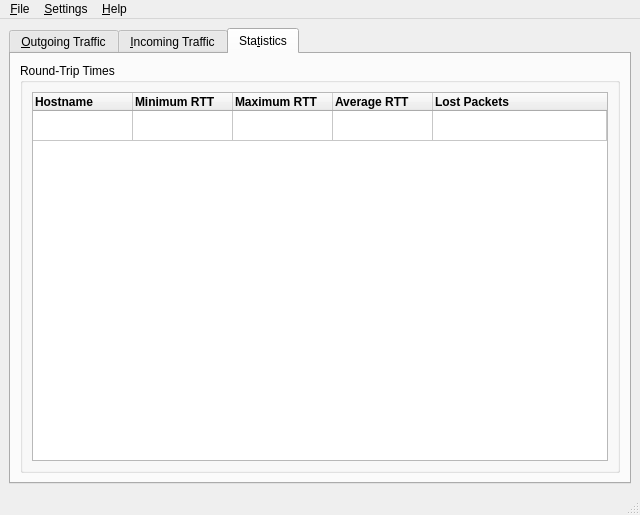
Haenisch/MIDI-over-LAN, file midi_over_lan/gui/qt/main_window.ui: the form before one commit.
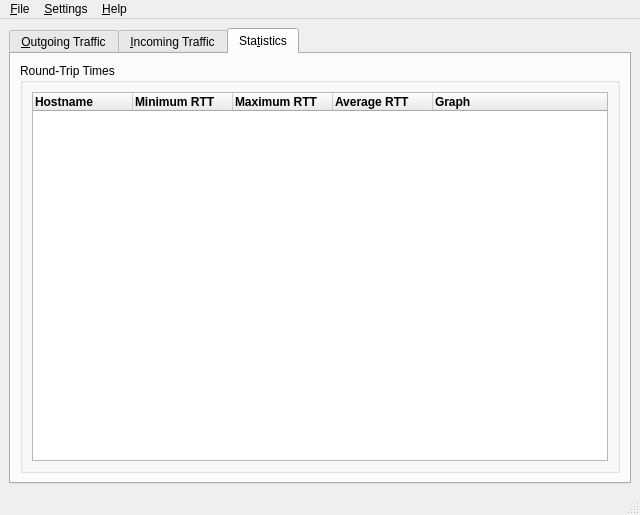
The form after the commit. The open tabs and pages were chosen to show the change. Icons and pictures are not drawn.

Commit message: GUI now shows round trip times. A little bit of code cleanup.

What changed in the file:
```diff
--- a/midi_over_lan/gui/qt/main_window.ui
+++ b/midi_over_lan/gui/qt/main_window.ui
@@ -371,11 +371,6 @@
              <attribute name="verticalHeaderVisible">
               <bool>false</bool>
              </attribute>
-             <row>
-              <property name="text">
-               <string>0</string>
-              </property>
-             </row>
              <column>
               <property name="text">
                <string>Hostname</string>
@@ -430,7 +425,7 @@
              </column>
              <column>
               <property name="text">
-               <string>Lost Packets</string>
+               <string>Graph</string>
               </property>
               <property name="font">
                <font>
```
The commit also changes 6 other files.
